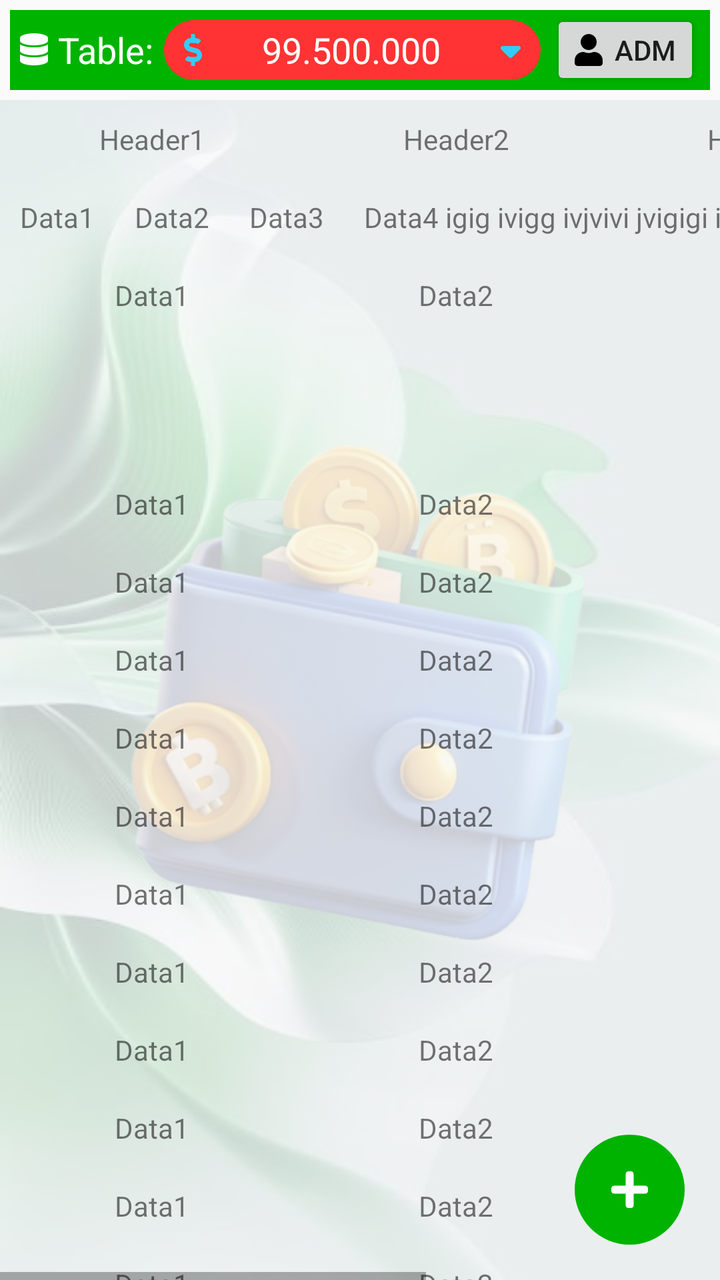
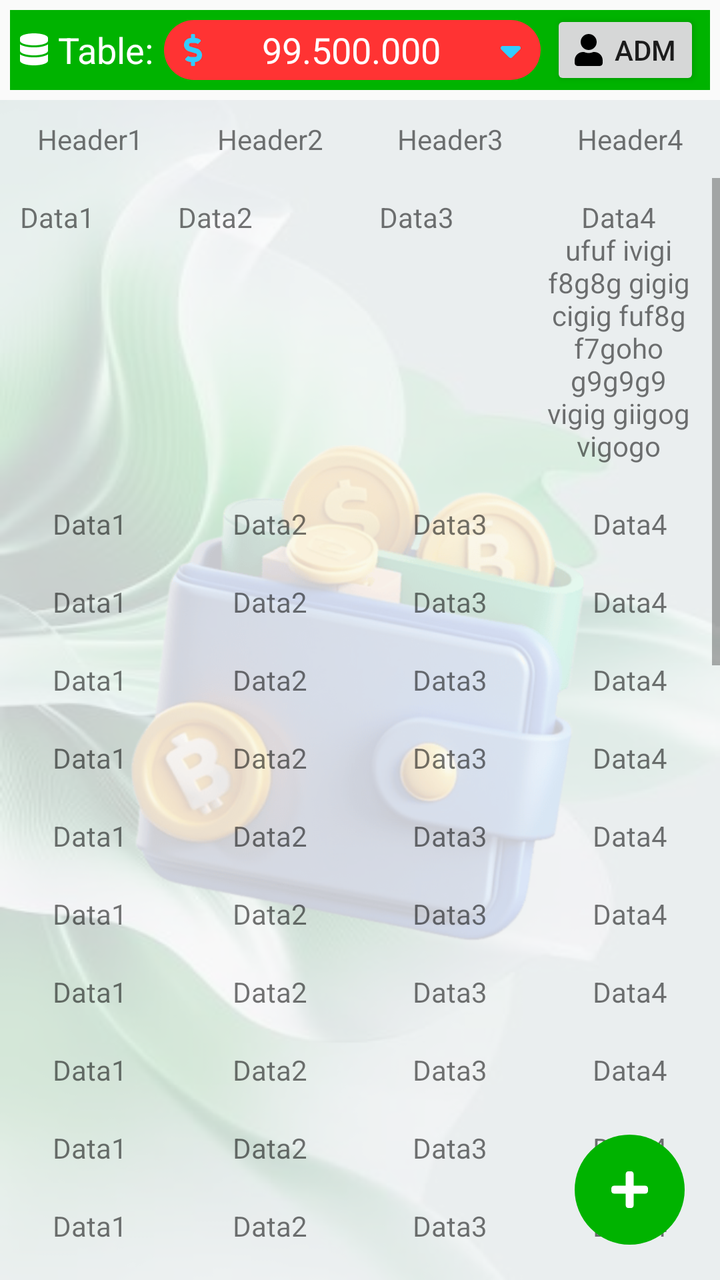

Two renders of the same Android screen: before a commit and after it. Below are the layout's source before the change and the commit's diff.
<!-- AndroidManifest.xml: application theme AppTheme -->
<!-- res/layout/main.xml -->
<?xml version="1.0" encoding="utf-8"?>
<LinearLayout
	xmlns:android="http://schemas.android.com/apk/res/android"
	android:id="@+id/mainLayout"
	android:layout_width="match_parent"
	android:layout_height="match_parent"
	android:gravity="center_horizontal"
	android:orientation="vertical">

	<LinearLayout
		android:layout_width="match_parent"
		android:layout_height="@dimen/topNavHeight"
		android:orientation="horizontal"
		android:gravity="center_vertical"
		android:layout_margin="5dp"
		android:paddingHorizontal="5dp"
		android:background="@color/primary">

		<TextView
			android:layout_width="wrap_content"
			android:layout_height="wrap_content"
			android:text="Table:"
			android:textColor="@color/white"
			android:textAppearance="?android:attr/textAppearanceMedium"
			android:drawableLeft="@drawable/ico_database"
			android:drawablePadding="@dimen/iconDrawablePad5"
			android:drawableTint="@color/white"/>

		<TextView
			android:id="@+id/mainTvTable"
			android:layout_width="wrap_content"
			android:layout_height="match_parent"
			android:layout_weight="1"
			android:textAppearance="?android:attr/textAppearanceMedium"
			android:background="@drawable/round"
			android:backgroundTint="@color/red"
			android:textColor="@color/white"
			android:paddingHorizontal="10dp"
			android:layout_margin="5dp"
			android:gravity="center"
			android:singleLine="true"
			android:drawableLeft="@drawable/ico_dollar_sign"
			android:drawableRight="@drawable/ico_caret_down"
			android:drawablePadding="@dimen/iconDrawablePad5"
			android:drawableTint="@color/cyan"
			android:text="99.500.000"/>

		<Button
			android:id="@+id/mainBtnAdmin"
			android:layout_width="wrap_content"
			android:layout_height="match_parent"
			android:text="Adm"
			style="?android:attr/buttonStyleSmall"
			android:drawableLeft="@drawable/ico_user"
			android:drawablePadding="@dimen/iconDrawablePad6"/>

	</LinearLayout>

	<RelativeLayout
		android:layout_width="match_parent"
		android:layout_height="match_parent"
		android:layout_weight="1">
		
		<ImageView
			android:id="@+id/mainIvBGround"
			android:layout_width="match_parent"
			android:layout_height="match_parent"
			android:src="@drawable/bg_wallet_crypto"
			android:scaleType="fitCenter"
			android:padding="50dp"
			android:alpha="0.2"
			android:background="@drawable/bg_main"/>
		<HorizontalScrollView
			android:layout_width="match_parent"
			android:layout_height="match_parent">
			<TableLayout
				android:layout_width="match_parent"
				android:layout_height="match_parent">
				
				
				<TableRow
					android:layout_width="match_parent"
					android:layout_height="match_parent">
					<TextView android:layout_width="wrap_content" android:layout_weight="1" android:gravity="center" android:padding="10dp" android:text="Header1" /><TextView android:layout_width="wrap_content" android:layout_weight="1" android:gravity="center" android:padding="10dp" android:text="Header2" /><TextView android:layout_width="wrap_content" android:layout_weight="1" android:gravity="center" android:padding="10dp" android:text="Header3" /><TextView android:layout_width="wrap_content" android:layout_weight="1" android:gravity="center" android:padding="10dp" android:text="Header4" /></TableRow>
				
				<ScrollView
					android:layout_width="match_parent"
					android:layout_height="match_parent">
					<TableLayout
						android:layout_width="match_parent"
						android:layout_height="match_parent">
						<TableRow><TextView android:layout_width="wrap_content" android:layout_weight="1" android:gravity="center" android:padding="10dp" android:text="Data1" /><TextView android:layout_width="wrap_content" android:layout_weight="1" android:gravity="center" android:padding="10dp" android:text="Data2" /><TextView android:layout_width="wrap_content" android:layout_weight="1" android:gravity="center" android:padding="10dp" android:text="Data3" /><TextView android:layout_width="wrap_content" android:layout_weight="1" android:gravity="center" android:padding="10dp" android:text="Data4 igig ivigg ivjvivi jvigigi igigigi gigigig guffu igigog vigig8g vivig" /></TableRow>
						
						<TableRow><TextView android:layout_width="0dp" android:layout_weight="1" android:gravity="center" android:padding="10dp" android:text="Data1" /><TextView android:layout_width="0dp" android:layout_weight="1" android:gravity="center" android:padding="10dp" android:text="Data2" /><TextView android:layout_width="0dp" android:layout_weight="1" android:gravity="center" android:padding="10dp" android:text="Data3" /><TextView android:layout_width="0dp" android:layout_weight="1" android:gravity="center" android:padding="10dp" android:text="Data4 ufuf ivigi f8g8g gigig cigig fuf8g f7goho g9g9g9 vigig giigog vigogo" /></TableRow>
						<TableRow><TextView android:layout_width="0dp" android:layout_weight="1" android:gravity="center" android:padding="10dp" android:text="Data1" /><TextView android:layout_width="0dp" android:layout_weight="1" android:gravity="center" android:padding="10dp" android:text="Data2" /><TextView android:layout_width="0dp" android:layout_weight="1" android:gravity="center" android:padding="10dp" android:text="Data3" /><TextView android:layout_width="0dp" android:layout_weight="1" android:gravity="center" android:padding="10dp" android:text="Data4" /></TableRow>
						<TableRow><TextView android:layout_width="0dp" android:layout_weight="1" android:gravity="center" android:padding="10dp" android:text="Data1" /><TextView android:layout_width="0dp" android:layout_weight="1" android:gravity="center" android:padding="10dp" android:text="Data2" /><TextView android:layout_width="0dp" android:layout_weight="1" android:gravity="center" android:padding="10dp" android:text="Data3" /><TextView android:layout_width="0dp" android:layout_weight="1" android:gravity="center" android:padding="10dp" android:text="Data4" /></TableRow>
						<TableRow><TextView android:layout_width="0dp" android:layout_weight="1" android:gravity="center" android:padding="10dp" android:text="Data1" /><TextView android:layout_width="0dp" android:layout_weight="1" android:gravity="center" android:padding="10dp" android:text="Data2" /><TextView android:layout_width="0dp" android:layout_weight="1" android:gravity="center" android:padding="10dp" android:text="Data3" /><TextView android:layout_width="0dp" android:layout_weight="1" android:gravity="center" android:padding="10dp" android:text="Data4" /></TableRow>
						<TableRow><TextView android:layout_width="0dp" android:layout_weight="1" android:gravity="center" android:padding="10dp" android:text="Data1" /><TextView android:layout_width="0dp" android:layout_weight="1" android:gravity="center" android:padding="10dp" android:text="Data2" /><TextView android:layout_width="0dp" android:layout_weight="1" android:gravity="center" android:padding="10dp" android:text="Data3" /><TextView android:layout_width="0dp" android:layout_weight="1" android:gravity="center" android:padding="10dp" android:text="Data4" /></TableRow>
						<TableRow><TextView android:layout_width="0dp" android:layout_weight="1" android:gravity="center" android:padding="10dp" android:text="Data1" /><TextView android:layout_width="0dp" android:layout_weight="1" android:gravity="center" android:padding="10dp" android:text="Data2" /><TextView android:layout_width="0dp" android:layout_weight="1" android:gravity="center" android:padding="10dp" android:text="Data3" /><TextView android:layout_width="0dp" android:layout_weight="1" android:gravity="center" android:padding="10dp" android:text="Data4" /></TableRow>
						<TableRow><TextView android:layout_width="0dp" android:layout_weight="1" android:gravity="center" android:padding="10dp" android:text="Data1" /><TextView android:layout_width="0dp" android:layout_weight="1" android:gravity="center" android:padding="10dp" android:text="Data2" /><TextView android:layout_width="0dp" android:layout_weight="1" android:gravity="center" android:padding="10dp" android:text="Data3" /><TextView android:layout_width="0dp" android:layout_weight="1" android:gravity="center" android:padding="10dp" android:text="Data4" /></TableRow>
						<TableRow><TextView android:layout_width="0dp" android:layout_weight="1" android:gravity="center" android:padding="10dp" android:text="Data1" /><TextView android:layout_width="0dp" android:layout_weight="1" android:gravity="center" android:padding="10dp" android:text="Data2" /><TextView android:layout_width="0dp" android:layout_weight="1" android:gravity="center" android:padding="10dp" android:text="Data3" /><TextView android:layout_width="0dp" android:layout_weight="1" android:gravity="center" android:padding="10dp" android:text="Data4" /></TableRow>
						<TableRow><TextView android:layout_width="0dp" android:layout_weight="1" android:gravity="center" android:padding="10dp" android:text="Data1" /><TextView android:layout_width="0dp" android:layout_weight="1" android:gravity="center" android:padding="10dp" android:text="Data2" /><TextView android:layout_width="0dp" android:layout_weight="1" android:gravity="center" android:padding="10dp" android:text="Data3" /><TextView android:layout_width="0dp" android:layout_weight="1" android:gravity="center" android:padding="10dp" android:text="Data4" /></TableRow>
						<TableRow><TextView android:layout_width="0dp" android:layout_weight="1" android:gravity="center" android:padding="10dp" android:text="Data1" /><TextView android:layout_width="0dp" android:layout_weight="1" android:gravity="center" android:padding="10dp" android:text="Data2" /><TextView android:layout_width="0dp" android:layout_weight="1" android:gravity="center" android:padding="10dp" android:text="Data3" /><TextView android:layout_width="0dp" android:layout_weight="1" android:gravity="center" android:padding="10dp" android:text="Data4" /></TableRow>
						<TableRow><TextView android:layout_width="0dp" android:layout_weight="1" android:gravity="center" android:padding="10dp" android:text="Data1" /><TextView android:layout_width="0dp" android:layout_weight="1" android:gravity="center" android:padding="10dp" android:text="Data2" /><TextView android:layout_width="0dp" android:layout_weight="1" android:gravity="center" android:padding="10dp" android:text="Data3" /><TextView android:layout_width="0dp" android:layout_weight="1" android:gravity="center" android:padding="10dp" android:text="Data4" /></TableRow>
						<TableRow><TextView android:layout_width="0dp" android:layout_weight="1" android:gravity="center" android:padding="10dp" android:text="Data1" /><TextView android:layout_width="0dp" android:layout_weight="1" android:gravity="center" android:padding="10dp" android:text="Data2" /><TextView android:layout_width="0dp" android:layout_weight="1" android:gravity="center" android:padding="10dp" android:text="Data3" /><TextView android:layout_width="0dp" android:layout_weight="1" android:gravity="center" android:padding="10dp" android:text="Data4" /></TableRow>
						<TableRow><TextView android:layout_width="0dp" android:layout_weight="1" android:gravity="center" android:padding="10dp" android:text="Data1" /><TextView android:layout_width="0dp" android:layout_weight="1" android:gravity="center" android:padding="10dp" android:text="Data2" /><TextView android:layout_width="0dp" android:layout_weight="1" android:gravity="center" android:padding="10dp" android:text="Data3" /><TextView android:layout_width="0dp" android:layout_weight="1" android:gravity="center" android:padding="10dp" android:text="Data4" /></TableRow>
						<TableRow><TextView android:layout_width="0dp" android:layout_weight="1" android:gravity="center" android:padding="10dp" android:text="Data1" /><TextView android:layout_width="0dp" android:layout_weight="1" android:gravity="center" android:padding="10dp" android:text="Data2" /><TextView android:layout_width="0dp" android:layout_weight="1" android:gravity="center" android:padding="10dp" android:text="Data3" /><TextView android:layout_width="0dp" android:layout_weight="1" android:gravity="center" android:padding="10dp" android:text="Data4" /></TableRow>
						<TableRow><TextView android:layout_width="0dp" android:layout_weight="1" android:gravity="center" android:padding="10dp" android:text="Data1" /><TextView android:layout_width="0dp" android:layout_weight="1" android:gravity="center" android:padding="10dp" android:text="Data2" /><TextView android:layout_width="0dp" android:layout_weight="1" android:gravity="center" android:padding="10dp" android:text="Data3" /><TextView android:layout_width="0dp" android:layout_weight="1" android:gravity="center" android:padding="10dp" android:text="Data4" /></TableRow>
						<TableRow><TextView android:layout_width="0dp" android:layout_weight="1" android:gravity="center" android:padding="10dp" android:text="Data1" /><TextView android:layout_width="0dp" android:layout_weight="1" android:gravity="center" android:padding="10dp" android:text="Data2" /><TextView android:layout_width="0dp" android:layout_weight="1" android:gravity="center" android:padding="10dp" android:text="Data3" /><TextView android:layout_width="0dp" android:layout_weight="1" android:gravity="center" android:padding="10dp" android:text="Data4" /></TableRow>
						<TableRow><TextView android:layout_width="0dp" android:layout_weight="1" android:gravity="center" android:padding="10dp" android:text="Data1" /><TextView android:layout_width="0dp" android:layout_weight="1" android:gravity="center" android:padding="10dp" android:text="Data2" /><TextView android:layout_width="0dp" android:layout_weight="1" android:gravity="center" android:padding="10dp" android:text="Data3" /><TextView android:layout_width="0dp" android:layout_weight="1" android:gravity="center" android:padding="10dp" android:text="Data4" /></TableRow>
						<TableRow><TextView android:layout_width="0dp" android:layout_weight="1" android:gravity="center" android:padding="10dp" android:text="Data1" /><TextView android:layout_width="0dp" android:layout_weight="1" android:gravity="center" android:padding="10dp" android:text="Data2" /><TextView android:layout_width="0dp" android:layout_weight="1" android:gravity="center" android:padding="10dp" android:text="Data3" /><TextView android:layout_width="0dp" android:layout_weight="1" android:gravity="center" android:padding="10dp" android:text="Data4" /></TableRow>
						<TableRow><TextView android:layout_width="0dp" android:layout_weight="1" android:gravity="center" android:padding="10dp" android:text="Data1" /><TextView android:layout_width="0dp" android:layout_weight="1" android:gravity="center" android:padding="10dp" android:text="Data2" /><TextView android:layout_width="0dp" android:layout_weight="1" android:gravity="center" android:padding="10dp" android:text="Data3" /><TextView android:layout_width="0dp" android:layout_weight="1" android:gravity="center" android:padding="10dp" android:text="Data4" /></TableRow>
						<TableRow><TextView android:layout_width="0dp" android:layout_weight="1" android:gravity="center" android:padding="10dp" android:text="Data1" /><TextView android:layout_width="0dp" android:layout_weight="1" android:gravity="center" android:padding="10dp" android:text="Data2" /><TextView android:layout_width="0dp" android:layout_weight="1" android:gravity="center" android:padding="10dp" android:text="Data3" /><TextView android:layout_width="0dp" android:layout_weight="1" android:gravity="center" android:padding="10dp" android:text="Data4" /></TableRow>
						<TableRow><TextView android:layout_width="0dp" android:layout_weight="1" android:gravity="center" android:padding="10dp" android:text="Data1" /><TextView android:layout_width="0dp" android:layout_weight="1" android:gravity="center" android:padding="10dp" android:text="Data2" /><TextView android:layout_width="0dp" android:layout_weight="1" android:gravity="center" android:padding="10dp" android:text="Data3" /><TextView android:layout_width="0dp" android:layout_weight="1" android:gravity="center" android:padding="10dp" android:text="Data4" /></TableRow>
						<TableRow><TextView android:layout_width="0dp" android:layout_weight="1" android:gravity="center" android:padding="10dp" android:text="Data1" /><TextView android:layout_width="0dp" android:layout_weight="1" android:gravity="center" android:padding="10dp" android:text="Data2" /><TextView android:layout_width="0dp" android:layout_weight="1" android:gravity="center" android:padding="10dp" android:text="Data3" /><TextView android:layout_width="0dp" android:layout_weight="1" android:gravity="center" android:padding="10dp" android:text="Data4" /></TableRow>
						<TableRow><TextView android:layout_width="0dp" android:layout_weight="1" android:gravity="center" android:padding="10dp" android:text="Data1" /><TextView android:layout_width="0dp" android:layout_weight="1" android:gravity="center" android:padding="10dp" android:text="Data2" /><TextView android:layout_width="0dp" android:layout_weight="1" android:gravity="center" android:padding="10dp" android:text="Data3" /><TextView android:layout_width="0dp" android:layout_weight="1" android:gravity="center" android:padding="10dp" android:text="Data4" /></TableRow>
						<TableRow><TextView android:layout_width="0dp" android:layout_weight="1" android:gravity="center" android:padding="10dp" android:text="Data1" /><TextView android:layout_width="0dp" android:layout_weight="1" android:gravity="center" android:padding="10dp" android:text="Data2" /><TextView android:layout_width="0dp" android:layout_weight="1" android:gravity="center" android:padding="10dp" android:text="Data3" /><TextView android:layout_width="0dp" android:layout_weight="1" android:gravity="center" android:padding="10dp" android:text="Data4" /></TableRow>
						<TableRow><TextView android:layout_width="0dp" android:layout_weight="1" android:gravity="center" android:padding="10dp" android:text="Data1" /><TextView android:layout_width="0dp" android:layout_weight="1" android:gravity="center" android:padding="10dp" android:text="Data2" /><TextView android:layout_width="0dp" android:layout_weight="1" android:gravity="center" android:padding="10dp" android:text="Data3" /><TextView android:layout_width="0dp" android:layout_weight="1" android:gravity="center" android:padding="10dp" android:text="Data4" /></TableRow>
						<TableRow><TextView android:layout_width="0dp" android:layout_weight="1" android:gravity="center" android:padding="10dp" android:text="Data1" /><TextView android:layout_width="0dp" android:layout_weight="1" android:gravity="center" android:padding="10dp" android:text="Data2" /><TextView android:layout_width="0dp" android:layout_weight="1" android:gravity="center" android:padding="10dp" android:text="Data3" /><TextView android:layout_width="0dp" android:layout_weight="1" android:gravity="center" android:padding="10dp" android:text="Data4" /></TableRow>
						<TableRow><TextView android:layout_width="0dp" android:layout_weight="1" android:gravity="center" android:padding="10dp" android:text="Data1" /><TextView android:layout_width="0dp" android:layout_weight="1" android:gravity="center" android:padding="10dp" android:text="Data2" /><TextView android:layout_width="0dp" android:layout_weight="1" android:gravity="center" android:padding="10dp" android:text="Data3" /><TextView android:layout_width="0dp" android:layout_weight="1" android:gravity="center" android:padding="10dp" android:text="Data4" /></TableRow>
						<TableRow><TextView android:layout_width="0dp" android:layout_weight="1" android:gravity="center" android:padding="10dp" android:text="Data1" /><TextView android:layout_width="0dp" android:layout_weight="1" android:gravity="center" android:padding="10dp" android:text="Data2" /><TextView android:layout_width="0dp" android:layout_weight="1" android:gravity="center" android:padding="10dp" android:text="Data3" /><TextView android:layout_width="0dp" android:layout_weight="1" android:gravity="center" android:padding="10dp" android:text="Data4" /></TableRow>
						<TableRow><TextView android:layout_width="0dp" android:layout_weight="1" android:gravity="center" android:padding="10dp" android:text="Footer1" /><TextView android:layout_width="0dp" android:layout_weight="1" android:gravity="center" android:padding="10dp" android:text="Footer2" /><TextView android:layout_width="0dp" android:layout_weight="1" android:gravity="center" android:padding="10dp" android:text="Footer3" /><TextView android:layout_width="0dp" android:layout_weight="1" android:gravity="center" android:padding="10dp" android:text="Footer4" /></TableRow>
					</TableLayout>
				</ScrollView>
			</TableLayout>
		</HorizontalScrollView>>

		<LinearLayout
			android:layout_width="90dp"
			android:layout_height="90dp"
			android:layout_alignParentBottom="true"
			android:layout_alignParentEnd="true"
			android:gravity="center">

			<ImageButton
				android:id="@+id/mainIbFAB"
				android:layout_width="55dp"
				android:layout_height="55dp"
				android:tint="@color/white"
				android:scaleType="fitCenter"
				android:padding="17dp"
				android:src="@drawable/ib_fab"
				android:background="@drawable/circle"/>

		</LinearLayout>

	</RelativeLayout>

	

</LinearLayout>
<!-- resources referenced by this layout -->
<resources>
  <color name="cyan">#33ccff</color>
  <color name="primary">#00b300</color>
  <color name="red">#ff3333</color>
  <color name="white">#ffffff</color>
  <dimen name="iconDrawablePad5">5dp</dimen>
  <dimen name="iconDrawablePad6">6dp</dimen>
  <dimen name="topNavHeight">40dp</dimen>
  <!-- drawable circle (drawable) -->
  <?xml version="1.0" encoding="utf-8"?>
  <shape xmlns:android="http://schemas.android.com/apk/res/android"
      android:shape="oval">
      <solid android:color="@color/primary"/>
      <size android:width="100dp" android:height="100dp"/>
  </shape>
  <!-- drawable ib_fab (drawable) -->
  <?xml version="1.0" encoding="utf-8"?>
  <selector xmlns:android="http://schemas.android.com/apk/res/android">
  	<item android:state_pressed="true"
  		android:drawable="@drawable/ico_edit" /> 
  	<item android:state_focused="true"
  		android:drawable="@drawable/ico_edit" /> 
  	<item android:drawable="@drawable/ico_plus" /> 
  </selector>
  <!-- drawable ico_caret_down (drawable) -->
  <?xml version="1.0" encoding="utf-8"?>
  <vector xmlns:android="http://schemas.android.com/apk/res/android"
      android:width="@dimen/iconWidth10"
      android:height="@dimen/iconHeight16"
      android:viewportWidth="320"
      android:viewportHeight="512">
  	<path
  		android:fillColor="@color/black"
  		android:pathData="M137.4,374.6c12.5,12.5 32.8,12.5 45.3,0l128,-128c9.2,-9.2 11.9,-22.9 6.9,-34.9s-16.6,-19.8 -29.6,-19.8L32,192c-12.9,0 -24.6,7.8 -29.6,19.8s-2.2,25.7 6.9,34.9l128,128z"/>
  </vector>
  <!-- drawable ico_user (drawable) -->
  <?xml version="1.0" encoding="utf-8"?>
  <vector xmlns:android="http://schemas.android.com/apk/res/android"
      android:width="@dimen/iconWidth14"
      android:height="@dimen/iconHeight16"
      android:viewportWidth="448"
      android:viewportHeight="512">
  	<path
  		android:fillColor="@color/black"
  		android:pathData="M224,256c70.7,0 128,-57.3 128,-128S294.7,0 224,0 96,57.3 96,128s57.3,128 128,128zM313.6,288h-16.7c-22.2,10.2 -46.9,16 -72.9,16s-50.6,-5.8 -72.9,-16h-16.7C60.2,288 0,348.2 0,422.4L0,464c0,26.5 21.5,48 48,48h352c26.5,0 48,-21.5 48,-48v-41.6c0,-74.2 -60.2,-134.4 -134.4,-134.4z"/>
  </vector>
  <!-- drawable round (drawable) -->
  <?xml version="1.0" encoding="utf-8"?>
  <shape xmlns:android="http://schemas.android.com/apk/res/android"
      android:shape="rectangle">
      <corners android:radius="16dp" />
      <solid android:color="@color/primary" />
  </shape>
  <style name="AppTheme" parent="@android:style/Theme.Holo.Light">
  	</style>
  <!-- drawable ico_plus (drawable) -->
  <?xml version="1.0" encoding="utf-8"?>
  <vector xmlns:android="http://schemas.android.com/apk/res/android"
      android:width="@dimen/iconWidth14"
      android:height="@dimen/iconHeight16"
      android:viewportWidth="448"
      android:viewportHeight="512">
  	<path
  		android:fillColor="@color/black"
  		android:pathData="M416,208H272V64c0,-17.67 -14.33,-32 -32,-32h-32c-17.67,0 -32,14.33 -32,32v144H32c-17.67,0 -32,14.33 -32,32v32c0,17.67 14.33,32 32,32h144v144c0,17.67 14.33,32 32,32h32c17.67,0 32,-14.33 32,-32V304h144c17.67,0 32,-14.33 32,-32v-32c0,-17.67 -14.33,-32 -32,-32z"/>
  </vector>
  <dimen name="iconWidth10">10dp</dimen>
  <dimen name="iconHeight16">16dp</dimen>
  <color name="black">#000000</color>
  <dimen name="iconWidth14">14dp</dimen>
  <dimen name="iconWidth9">9dp</dimen>
  <dimen name="iconWidth18">18dp</dimen>
  <!-- unchanged entries left out for length: 5 -->
</resources>

<!-- the commit's change to res/layout/main.xml (unified diff, before → after) -->
@@ -70,18 +70,18 @@
 			android:padding="50dp"
 			android:alpha="0.2"
 			android:background="@drawable/bg_main"/>
-		<HorizontalScrollView
-			android:layout_width="match_parent"
-			android:layout_height="match_parent">
+		
 			<TableLayout
 				android:layout_width="match_parent"
 				android:layout_height="match_parent">
-				
-				
 				<TableRow
 					android:layout_width="match_parent"
 					android:layout_height="match_parent">
-					<TextView android:layout_width="wrap_content" android:layout_weight="1" android:gravity="center" android:padding="10dp" android:text="Header1" /><TextView android:layout_width="wrap_content" android:layout_weight="1" android:gravity="center" android:padding="10dp" android:text="Header2" /><TextView android:layout_width="wrap_content" android:layout_weight="1" android:gravity="center" android:padding="10dp" android:text="Header3" /><TextView android:layout_width="wrap_content" android:layout_weight="1" android:gravity="center" android:padding="10dp" android:text="Header4" /></TableRow>
+					<TextView android:layout_width="0dp" android:layout_weight="1" android:gravity="center" android:padding="10dp" android:text="Header1" /><TextView android:layout_width="0dp" android:layout_weight="1" android:gravity="center" android:padding="10dp" android:text="Header2" /><TextView android:layout_width="0dp" android:layout_weight="1" android:gravity="center" android:padding="10dp" android:text="Header3" /><TextView android:layout_width="0dp" android:layout_weight="1" android:gravity="center" android:padding="10dp" android:text="Header4" />
+				</TableRow>
+				
+				
+				
 				
 				<ScrollView
 					android:layout_width="match_parent"
@@ -89,9 +89,9 @@
 					<TableLayout
 						android:layout_width="match_parent"
 						android:layout_height="match_parent">
-						<TableRow><TextView android:layout_width="wrap_content" android:layout_weight="1" android:gravity="center" android:padding="10dp" android:text="Data1" /><TextView android:layout_width="wrap_content" android:layout_weight="1" android:gravity="center" android:padding="10dp" android:text="Data2" /><TextView android:layout_width="wrap_content" android:layout_weight="1" android:gravity="center" android:padding="10dp" android:text="Data3" /><TextView android:layout_width="wrap_content" android:layout_weight="1" android:gravity="center" android:padding="10dp" android:text="Data4 igig ivigg ivjvivi jvigigi igigigi gigigig guffu igigog vigig8g vivig" /></TableRow>
 						
-						<TableRow><TextView android:layout_width="0dp" android:layout_weight="1" android:gravity="center" android:padding="10dp" android:text="Data1" /><TextView android:layout_width="0dp" android:layout_weight="1" android:gravity="center" android:padding="10dp" android:text="Data2" /><TextView android:layout_width="0dp" android:layout_weight="1" android:gravity="center" android:padding="10dp" android:text="Data3" /><TextView android:layout_width="0dp" android:layout_weight="1" android:gravity="center" android:padding="10dp" android:text="Data4 ufuf ivigi f8g8g gigig cigig fuf8g f7goho g9g9g9 vigig giigog vigogo" /></TableRow>
+						
+						<TableRow><TextView android:layout_width="match_parent" android:layout_weight="0" android:gravity="right" android:padding="10dp" android:text="Data1" /><TextView android:layout_width="0dp" android:layout_weight="1" android:gravity="center" android:padding="10dp" android:text="Data2" /><TextView android:layout_width="0dp" android:layout_weight="1" android:gravity="center" android:padding="10dp" android:text="Data3" /><TextView android:layout_width="0dp" android:layout_weight="1" android:gravity="center" android:padding="10dp" android:text="Data4 ufuf ivigi f8g8g gigig cigig fuf8g f7goho g9g9g9 vigig giigog vigogo" /></TableRow>
 						<TableRow><TextView android:layout_width="0dp" android:layout_weight="1" android:gravity="center" android:padding="10dp" android:text="Data1" /><TextView android:layout_width="0dp" android:layout_weight="1" android:gravity="center" android:padding="10dp" android:text="Data2" /><TextView android:layout_width="0dp" android:layout_weight="1" android:gravity="center" android:padding="10dp" android:text="Data3" /><TextView android:layout_width="0dp" android:layout_weight="1" android:gravity="center" android:padding="10dp" android:text="Data4" /></TableRow>
 						<TableRow><TextView android:layout_width="0dp" android:layout_weight="1" android:gravity="center" android:padding="10dp" android:text="Data1" /><TextView android:layout_width="0dp" android:layout_weight="1" android:gravity="center" android:padding="10dp" android:text="Data2" /><TextView android:layout_width="0dp" android:layout_weight="1" android:gravity="center" android:padding="10dp" android:text="Data3" /><TextView android:layout_width="0dp" android:layout_weight="1" android:gravity="center" android:padding="10dp" android:text="Data4" /></TableRow>
 						<TableRow><TextView android:layout_width="0dp" android:layout_weight="1" android:gravity="center" android:padding="10dp" android:text="Data1" /><TextView android:layout_width="0dp" android:layout_weight="1" android:gravity="center" android:padding="10dp" android:text="Data2" /><TextView android:layout_width="0dp" android:layout_weight="1" android:gravity="center" android:padding="10dp" android:text="Data3" /><TextView android:layout_width="0dp" android:layout_weight="1" android:gravity="center" android:padding="10dp" android:text="Data4" /></TableRow>
@@ -123,7 +123,7 @@
 					</TableLayout>
 				</ScrollView>
 			</TableLayout>
-		</HorizontalScrollView>>
+		
 
 		<LinearLayout
 			android:layout_width="90dp"
